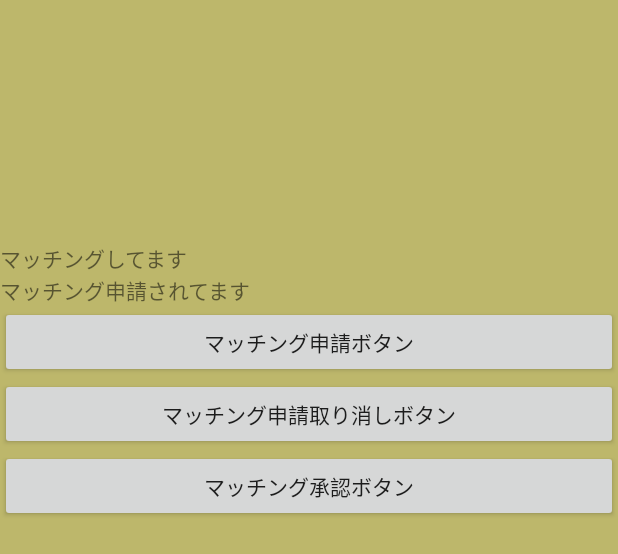
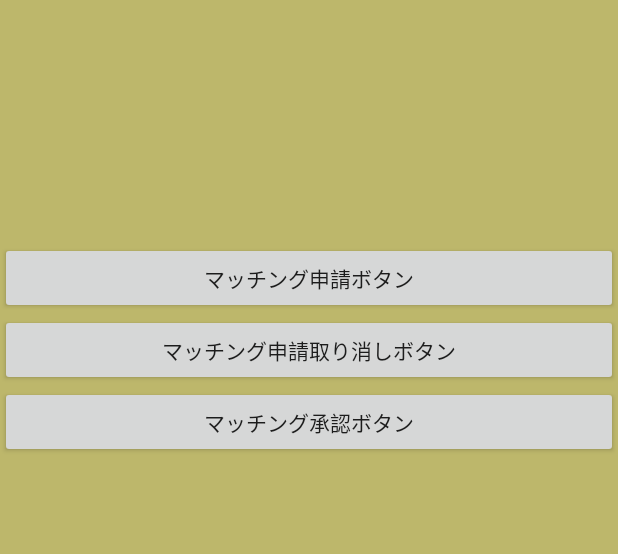
Before and after one commit to yuuwatakano/matching, an Android app: the layout fragment_account_page.xml on its own in the app's theme, with its tools: preview values and no code run, on a phone screen of 412 x 824 dp. Shown: the top 554 px of the screen. Run offline under Robolectric (Android 15) with nearby library versions, the phone set to English and light mode, and no system bars.

Commit message:
アカウントページ画面のマッチ処理の実装(不具合あり)

```diff
--- a/app/src/main/res/layout/fragment_account_page.xml
+++ b/app/src/main/res/layout/fragment_account_page.xml
@@ -37,17 +37,6 @@
             android:layout_width="match_parent"
             android:layout_height="wrap_content"
             android:id="@+id/skillText" />
-        <TextView
-        android:layout_width="match_parent"
-        android:layout_height="wrap_content"
-        android:text="マッチングしてます"
-        android:id="@+id/matchText1" />
-        <TextView
-            android:layout_width="match_parent"
-            android:layout_height="wrap_content"
-            android:text="マッチング申請されてます"
-            android:id="@+id/matchText2" />
-
         <Button
             android:layout_width="match_parent"
             android:layout_height="wrap_content"
```
Also changed, not shown: app/src/main/java/jp/techacademy/yuuwa/takano/matching/AccountPageFragment.kt (+74 -29 lines).
